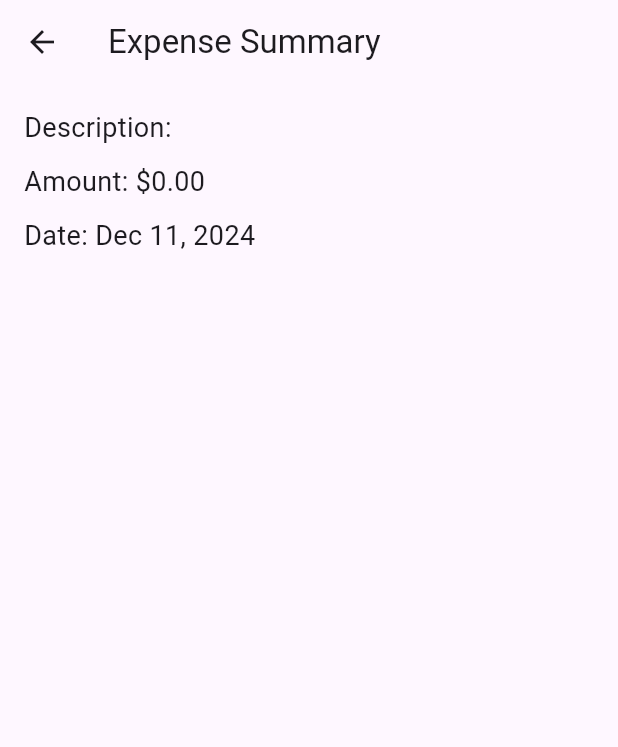
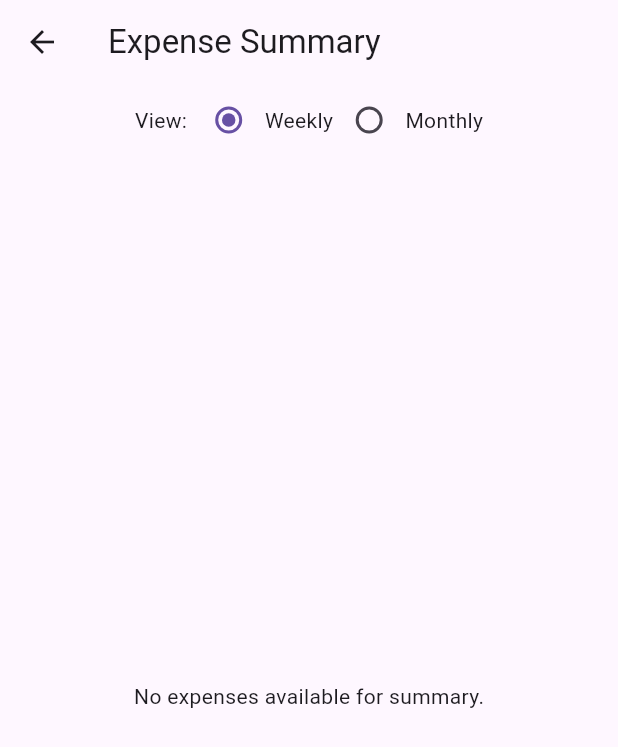
Before and after one commit to Akhil184/Personal-Expense-Tracker-App, a Flutter app: the ExpenseSummaryPage screen opened by its route, on a phone screen of 412 x 824 dp. Shown: the top 747 px of the screen. Run offline on Flutter 3.47's test engine with Material 3 defaults, Android fonts, the phone set to English and light mode, and no system bars; our stand-ins replace flutter_bloc, flutter_local_notifications, permission_handler, sqflite, timezone; accounts and stored records are empty.

Commit message:
summay page

```diff
--- a/lib/presentation/pages/expense_list_page.dart
+++ b/lib/presentation/pages/expense_list_page.dart
@@ -167,7 +167,13 @@ class _ExpenseListPageState extends State<ExpenseListPage> {
         },
       ),
 
-
+      floatingActionButton: FloatingActionButton(
+        onPressed: () {
+          Navigator.pushNamed(context, '/summaryPage');  // Navigate to summary page
+        },
+        child: Icon(Icons.show_chart),  // Icon for summary
+        tooltip: 'Summary',
+      ),
 
     );
   }
--- a/lib/presentation/pages/expense_summary_page.dart
+++ b/lib/presentation/pages/expense_summary_page.dart
@@ -1,30 +1,106 @@
+import 'package:flutter/cupertino.dart';
 import 'package:flutter/material.dart';
+import 'package:flutter_bloc/flutter_bloc.dart';
+
 import '../../data/models/expense_model.dart';
-import 'package:intl/intl.dart';
+import '../cubit/expense_cubit.dart';
 
-class ExpenseSummaryPage extends StatelessWidget {
-  final ExpenseModel expense;  // Pass ExpenseModel from the previous page
+class ExpenseSummaryPage extends StatefulWidget {
+  @override
+  _SummaryPageState createState() => _SummaryPageState();
+}
 
-  ExpenseSummaryPage({required this.expense});
+class _SummaryPageState extends State<ExpenseSummaryPage> {
+  bool isWeekly = true; // Toggle between weekly and monthly view
 
   @override
   Widget build(BuildContext context) {
     return Scaffold(
-      appBar: AppBar(title: Text('Expense Summary')),
-      body: Padding(
-        padding: const EdgeInsets.all(16.0),
-        child: Column(
-          crossAxisAlignment: CrossAxisAlignment.start,
-          children: [
-            Text('Description: ${expense.description}', style: TextStyle(fontSize: 18)),
-            SizedBox(height: 10),
-            Text('Amount: \$${expense.amount.toStringAsFixed(2)}', style: TextStyle(fontSize: 18)),
-            SizedBox(height: 10),
-            Text('Date: ${DateFormat.yMMMd().format(expense.date)}', style: TextStyle(fontSize: 18)),
+      appBar: AppBar(
+        title: Text('Expense Summary'),
+      ),
+      body: Column(
+        children: [
+          // Toggle for Weekly/Monthly View
+          Row(
+            mainAxisAlignment: MainAxisAlignment.center,
+            children: [
+              Text('View: '),
+              Radio(
+                value: true,
+                groupValue: isWeekly,
+                onChanged: (value) {
+                  setState(() {
+                    isWeekly = value!;
+                  });
+                },
+              ),
+              Text('Weekly'),
+              Radio(
+                value: false,
+                groupValue: isWeekly,
+                onChanged: (value) {
+                  setState(() {
+                    isWeekly = value!;
+                  });
+                },
+              ),
+              Text('Monthly'),
+            ],
+          ),
+          Expanded(
+            child: BlocBuilder<ExpenseCubit, List<ExpenseModel>>(
+              builder: (context, expenses) {
+                if (expenses.isEmpty) {
+                  return Center(child: Text('No expenses available for summary.'));
+                }
 
-          ],
-        ),
+                // Call the function to get total expense summary based on the selected filter
+                final totalExpense = _getTotalExpense(expenses);
+
+                return ListView(
+                  children: [
+                    ListTile(
+                      title: Text('Total Expenses'),
+                      subtitle: Text(isWeekly
+                          ? 'Total for this week'
+                          : 'Total for this month'),
+                      trailing: Text('\$${totalExpense.toStringAsFixed(2)}'),
+                    ),
+                  ],
+                );
+              },
+            ),
+          ),
+        ],
       ),
     );
   }
+
+  // Function to get total expenses for the week or month
+  double _getTotalExpense(List<ExpenseModel> expenses) {
+    final now = DateTime.now();
+    double total = 0.0;
+
+    for (var expense in expenses) {
+      bool includeExpense = false;
+      if (isWeekly) {
+        final startOfWeek = now.subtract(Duration(days: now.weekday - 1)); // Start of the week
+        if (expense.date.isAfter(startOfWeek)) {
+          includeExpense = true;
+        }
+      } else {
+        final startOfMonth = DateTime(now.year, now.month, 1); // Start of the month
+        if (expense.date.isAfter(startOfMonth)) {
+          includeExpense = true;
+        }
+      }
+
+      if (includeExpense) {
+        total += expense.amount;
+      }
+    }
+
+    return total;
+  }
 }
--- a/lib/presentation/widgets/expense_card.dart
+++ b/lib/presentation/widgets/expense_card.dart
@@ -26,7 +26,7 @@ class ExpenseCard extends StatelessWidget {
       Navigator.push(
         context,
         MaterialPageRoute(
-          builder: (context) => ExpenseSummaryPage(expense: expense), // Pass the expense data to the summary page
+          builder: (context) => ExpenseSummaryPage(), // Pass the expense data to the summary page
         ),
       );
     },
--- a/lib/utils/routes.dart
+++ b/lib/utils/routes.dart
@@ -36,12 +36,7 @@ class AppRoutes {
         final expense = settings.arguments as ExpenseModel?;
         return MaterialPageRoute(
           builder: (_) => ExpenseSummaryPage(
-            expense: expense ?? ExpenseModel(
-              id:null, // Provide default values
-              amount: 0.0,
-              date: DateTime.now(),
-              description: '',
-            ),
+
           ),
         );
       default:
```
